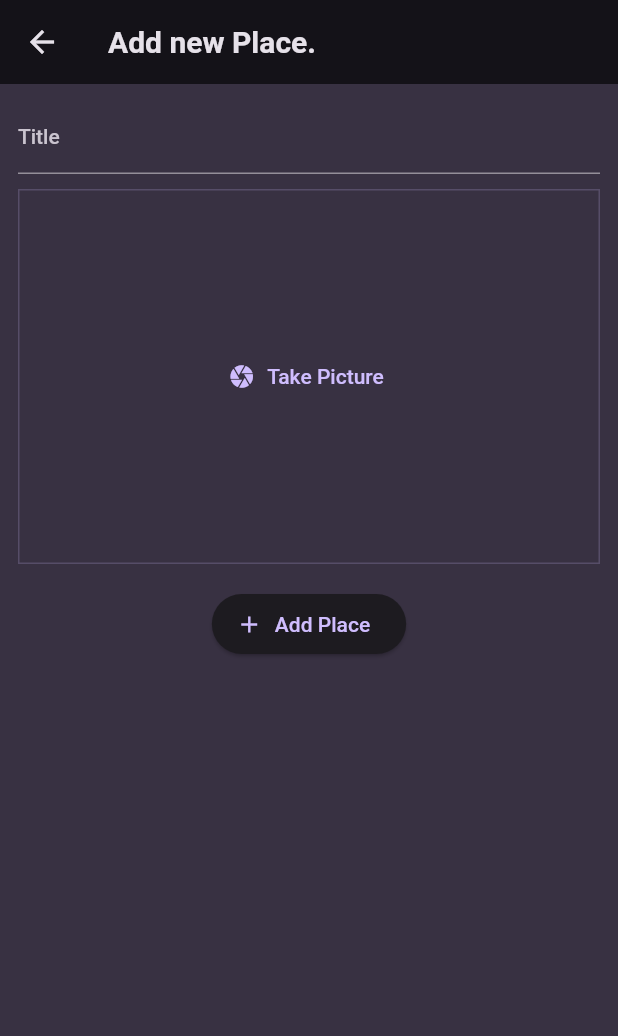
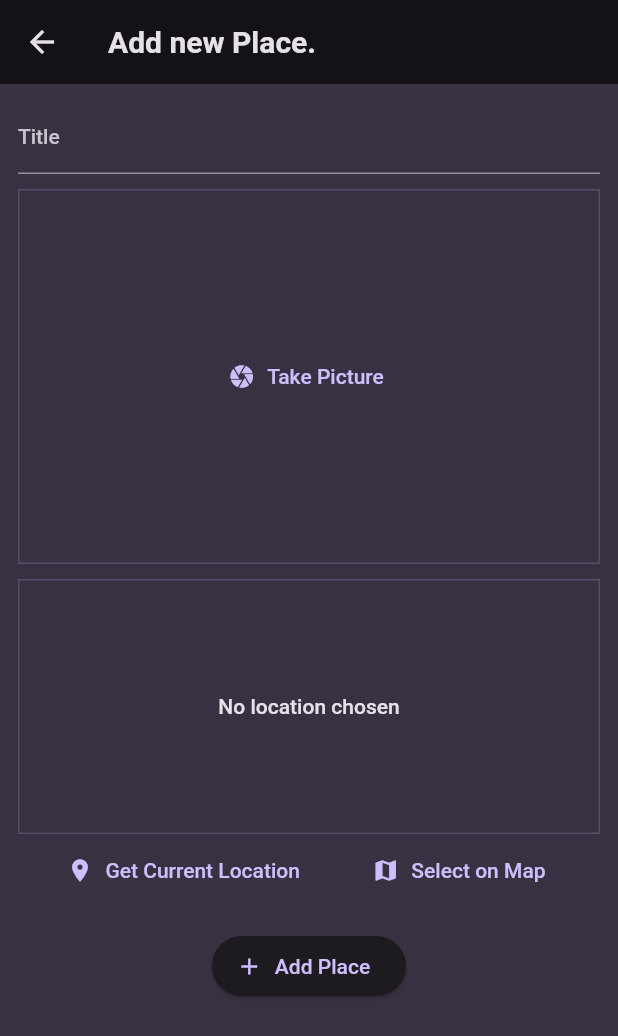
Before and after one commit to VladoDev03/flutter-udemy, a Flutter app: the AddPlaceScreen screen opened directly, on a phone screen of 412 x 824 dp. Shown: the top 1036 px of the screen. Run offline on Flutter 3.47's test engine with Material 2 defaults, Android fonts, the phone set to English and light mode, and no system bars; our stand-ins replace flutter_riverpod, google_fonts, image_picker, location, transparent_image.

Commit message:
Added getting current location.

```diff
--- a/favorite_places_app/lib/screens/add_place_screen.dart
+++ b/favorite_places_app/lib/screens/add_place_screen.dart
@@ -1,5 +1,6 @@
 import 'dart:io';
 
+import 'package:favorite_places_app/widgets/location_input.dart';
 import 'package:flutter/material.dart';
 
 import 'package:flutter_riverpod/flutter_riverpod.dart';
@@ -64,6 +65,10 @@ class _AddPlaceScreenState extends ConsumerState<AddPlaceScreen> {
               },
             ),
             const SizedBox(
+              height: 10,
+            ),
+            const LocationInput(),
+            const SizedBox(
               height: 16,
             ),
             ElevatedButton.icon(
--- /dev/null
+++ b/favorite_places_app/lib/widgets/location_input.dart
@@ -0,0 +1,102 @@
+import 'package:flutter/material.dart';
+
+import 'package:location/location.dart';
+
+class LocationInput extends StatefulWidget {
+  const LocationInput({super.key});
+
+  @override
+  State<LocationInput> createState() => _LocationInputState();
+}
+
+class _LocationInputState extends State<LocationInput> {
+  Location? _pickedLocation;
+  var _isGettingLocation = false;
+
+  void _getCurrentLocation() async {
+    Location location = Location();
+
+    bool serviceEnabled = false;
+    PermissionStatus permissionGranted;
+    LocationData locationData;
+
+    serviceEnabled = await location.serviceEnabled();
+
+    if (!serviceEnabled) {
+      serviceEnabled = await location.requestService();
+
+      if (!serviceEnabled) {
+        return;
+      }
+    }
+
+    permissionGranted = await location.hasPermission();
+
+    if (permissionGranted == PermissionStatus.denied) {
+      permissionGranted = await location.requestPermission();
+
+      if (permissionGranted != PermissionStatus.granted) {
+        return;
+      }
+    }
+
+    setState(() {
+      _isGettingLocation = true;
+    });
+
+    locationData = await location.getLocation();
+
+    setState(() {
+      _isGettingLocation = false;
+    });
+
+    print(locationData.latitude);
+    print(locationData.longitude);
+  }
+
+  @override
+  Widget build(BuildContext context) {
+    Widget previewContent = Text(
+      'No location chosen',
+      textAlign: TextAlign.center,
+      style: Theme.of(context).textTheme.bodyLarge!.copyWith(
+            color: Theme.of(context).colorScheme.onBackground,
+          ),
+    );
+
+    if (_isGettingLocation) {
+      previewContent = const CircularProgressIndicator();
+    }
+
+    return Column(
+      children: [
+        Container(
+            height: 170,
+            width: double.infinity,
+            alignment: Alignment.center,
+            decoration: BoxDecoration(
+              border: Border.all(
+                width: 1,
+                color: Theme.of(context).colorScheme.primary.withOpacity(0.2),
+              ),
+            ),
+            child: previewContent),
+        Row(
+          mainAxisAlignment: MainAxisAlignment.spaceEvenly,
+          children: [
+            TextButton.icon(
+              icon: const Icon(Icons.location_on),
+              label: const Text('Get Current Location'),
+              onPressed: _getCurrentLocation,
+            ),
+            TextButton.icon(
+              icon: const Icon(Icons.map),
+              label: const Text('Select on Map'),
+              onPressed: () {},
+            ),
+          ],
+        )
+      ],
+    );
+  }
+}
--- a/favorite_places_app/pubspec.yaml
+++ b/favorite_places_app/pubspec.yaml
@@ -39,6 +39,7 @@ dependencies:
   flutter_riverpod: ^2.3.5
   uuid: ^3.0.7
   image_picker: ^0.8.7+3
+  location: ^4.4.0
 
 dev_dependencies:
   flutter_test:
```
Also changed, not shown: 2 other files.
